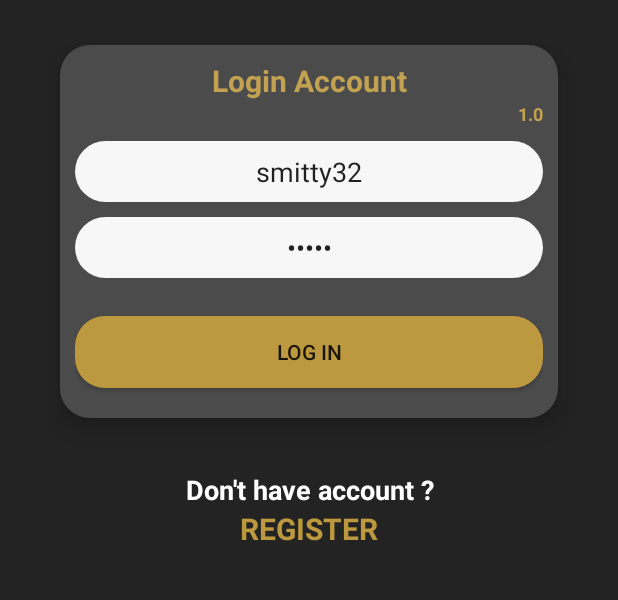
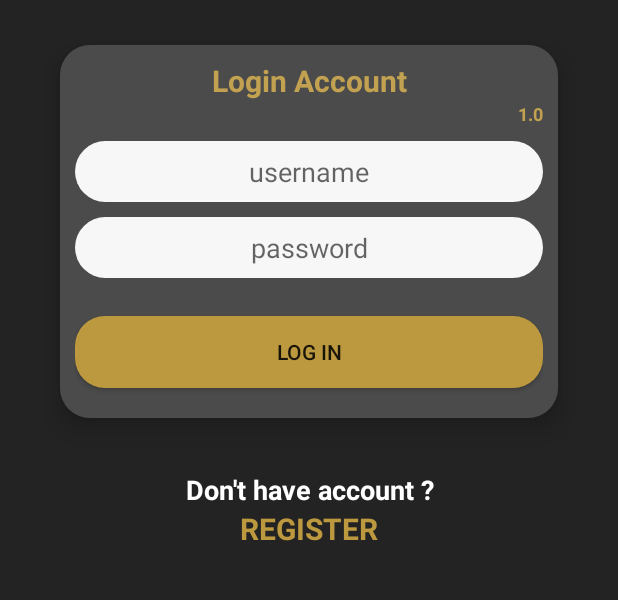
Before and after one commit to menma977/BUGNODE-Android, an Android app: the screen it shows after launch (LoginActivity), on a phone screen of 412 x 824 dp, the part 345-945 px from its top. Run offline under Robolectric (Android 15) with nearby library versions, the phone set to English and light mode, and no system bars.

Commit message:
Update LoginActivity.kt

```diff
--- a/app/src/main/java/info/bugnode/view/LoginActivity.kt
+++ b/app/src/main/java/info/bugnode/view/LoginActivity.kt
@@ -46,10 +46,8 @@ class LoginActivity : AppCompatActivity() {
     updateButton = findViewById(R.id.buttonUpdate)
 
     version.text = BuildConfig.VERSION_NAME
-
-    username.setText("smitty32")
-    password.setText("admin")
-
+    //    username.setText("bugnode")
+    //    password.setText("admin")
     if (intent.getBooleanExtra("isUpdate", true)) {
       loginButton.visibility = Button.GONE
       updateButton.visibility = Button.VISIBLE
```
